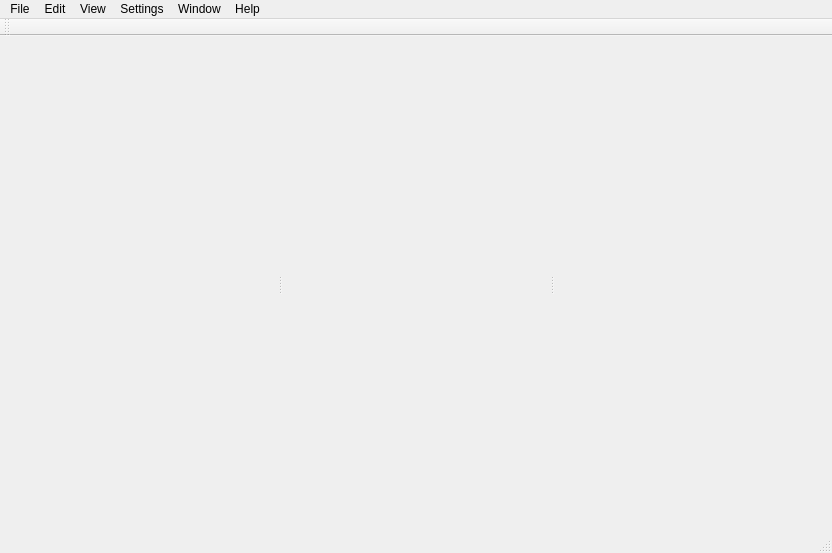
mdb42/omniverse, file src/gui/omniverse_main.ui: the form before one commit.
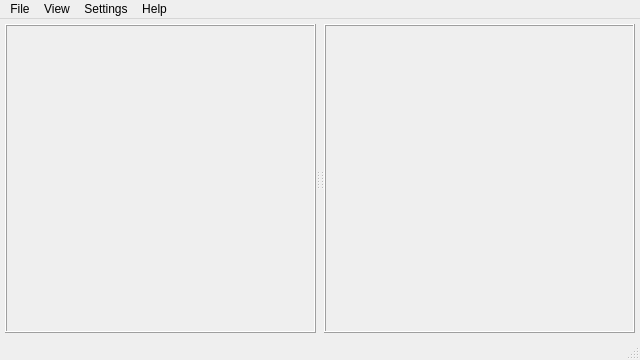
The form after the commit.

Commit message: New windows, splitters, dynamic modes, toolbars -Refactored the main program to be a single window with splitters, dynamically generated toolbars, encapsulated modes. -Small changes to preprocessing template inputs

Patch:
```diff
--- a/src/gui/omniverse_main.ui
+++ b/src/gui/omniverse_main.ui
@@ -6,99 +6,100 @@
    <rect>
     <x>0</x>
     <y>0</y>
-    <width>832</width>
-    <height>553</height>
+    <width>640</width>
+    <height>360</height>
    </rect>
   </property>
+  <property name="sizePolicy">
+   <sizepolicy hsizetype="Preferred" vsizetype="Preferred">
+    <horstretch>0</horstretch>
+    <verstretch>0</verstretch>
+   </sizepolicy>
+  </property>
   <property name="windowTitle">
    <string>MainWindow</string>
   </property>
   <widget class="QWidget" name="main_widget">
    <layout class="QGridLayout" name="gridLayout_4" columnstretch="0">
+    <property name="leftMargin">
+     <number>5</number>
+    </property>
+    <property name="topMargin">
+     <number>5</number>
+    </property>
+    <property name="rightMargin">
+     <number>5</number>
+    </property>
+    <property name="bottomMargin">
+     <number>5</number>
+    </property>
+    <property name="spacing">
+     <number>0</number>
+    </property>
     <item row="0" column="0">
      <widget class="QSplitter" name="main_splitter">
+      <property name="sizePolicy">
+       <sizepolicy hsizetype="Preferred" vsizetype="Preferred">
+        <horstretch>0</horstretch>
+        <verstretch>0</verstretch>
+       </sizepolicy>
+      </property>
       <property name="orientation">
        <enum>Qt::Horizontal</enum>
       </property>
       <widget class="QWidget" name="gridLayoutWidget">
        <layout class="QGridLayout" name="controls_layout">
+        <property name="spacing">
+         <number>0</number>
+        </property>
         <item row="0" column="0">
          <widget class="QStackedWidget" name="controls_stacked_widget">
-          <widget class="QWidget" name="presentation_controls_page">
-           <layout class="QGridLayout" name="gridLayout_6">
-            <item row="0" column="0">
-             <layout class="QGridLayout" name="presentation_controls_layout"/>
-            </item>
-           </layout>
-          </widget>
-          <widget class="QWidget" name="canvas_controls_page">
-           <layout class="QGridLayout" name="gridLayout_14">
-            <item row="0" column="0">
-             <layout class="QGridLayout" name="canvas_controls_layout"/>
-            </item>
-           </layout>
-          </widget>
-          <widget class="QWidget" name="blueprint_controls_page">
-           <layout class="QGridLayout" name="gridLayout_20">
-            <item row="0" column="0">
-             <layout class="QGridLayout" name="blueprint_controls_layout"/>
-            </item>
-           </layout>
-          </widget>
+          <property name="frameShape">
+           <enum>QFrame::Box</enum>
+          </property>
+          <property name="frameShadow">
+           <enum>QFrame::Raised</enum>
+          </property>
          </widget>
         </item>
        </layout>
       </widget>
       <widget class="QWidget" name="gridLayoutWidget_2">
        <layout class="QGridLayout" name="displays_layout">
+        <property name="spacing">
+         <number>0</number>
+        </property>
         <item row="0" column="0">
          <widget class="QStackedWidget" name="displays_stacked_widget">
-          <widget class="QWidget" name="presentation_view_page">
-           <layout class="QGridLayout" name="gridLayout_8">
-            <item row="0" column="0">
-             <layout class="QGridLayout" name="presentation_view_layout"/>
-            </item>
-           </layout>
-          </widget>
-          <widget class="QWidget" name="canvas_view_page">
-           <layout class="QGridLayout" name="gridLayout_15">
-            <item row="0" column="0">
-             <layout class="QGridLayout" name="canvas_view_layout"/>
-            </item>
-           </layout>
-          </widget>
-          <widget class="QWidget" name="blueprint_view_page">
-           <layout class="QGridLayout" name="gridLayout_21">
-            <item row="0" column="0">
-             <layout class="QGridLayout" name="blueprint_view_layout"/>
-            </item>
-           </layout>
-          </widget>
+          <property name="frameShape">
+           <enum>QFrame::NoFrame</enum>
+          </property>
+          <property name="frameShadow">
+           <enum>QFrame::Sunken</enum>
+          </property>
+          <property name="currentIndex">
+           <number>-1</number>
+          </property>
          </widget>
         </item>
        </layout>
       </widget>
       <widget class="QWidget" name="gridLayoutWidget_3">
        <layout class="QGridLayout" name="chat_layout">
+        <property name="spacing">
+         <number>0</number>
+        </property>
         <item row="0" column="0">
          <widget class="QStackedWidget" name="chat_stacked_widget">
+          <property name="frameShape">
+           <enum>QFrame::Box</enum>
+          </property>
+          <property name="frameShadow">
+           <enum>QFrame::Raised</enum>
+          </property>
           <property name="currentIndex">
            <number>1</number>
           </property>
-          <widget class="QWidget" name="chat_interface_page">
-           <layout class="QGridLayout" name="gridLayout_10">
-            <item row="0" column="0">
-             <layout class="QGridLayout" name="chat_interface_layout"/>
-            </item>
-           </layout>
-          </widget>
-          <widget class="QWidget" name="chat_test_page">
-           <layout class="QGridLayout" name="gridLayout_16">
-            <item row="0" column="0">
-             <layout class="QGridLayout" name="chat_test_layout"/>
-            </item>
-           </layout>
-          </widget>
          </widget>
         </item>
        </layout>
@@ -112,7 +113,7 @@
     <rect>
      <x>0</x>
      <y>0</y>
-     <width>832</width>
+     <width>640</width>
      <height>21</height>
     </rect>
    </property>
@@ -120,11 +121,12 @@
     <property name="title">
      <string>File</string>
     </property>
-   </widget>
-   <widget class="QMenu" name="menu_edit">
-    <property name="title">
-     <string>Edit</string>
-    </property>
+    <addaction name="action_new"/>
+    <addaction name="action_open"/>
+    <addaction name="action_recent"/>
+    <addaction name="separator"/>
+    <addaction name="action_save"/>
+    <addaction name="action_save_as"/>
    </widget>
    <widget class="QMenu" name="menu_view">
     <property name="title">
@@ -135,11 +137,7 @@
     <property name="title">
      <string>Settings</string>
     </property>
-   </widget>
-   <widget class="QMenu" name="menu_window">
-    <property name="title">
-     <string>Window</string>
-    </property>
+    <addaction name="action_dark_mode"/>
    </widget>
    <widget class="QMenu" name="menu_help">
     <property name="title">
@@ -148,24 +146,11 @@
     <addaction name="action_about"/>
    </widget>
    <addaction name="menu_file"/>
-   <addaction name="menu_edit"/>
    <addaction name="menu_view"/>
    <addaction name="menu_settings"/>
-   <addaction name="menu_window"/>
    <addaction name="menu_help"/>
   </widget>
   <widget class="QStatusBar" name="status_bar"/>
-  <widget class="QToolBar" name="tool_bar">
-   <property name="windowTitle">
-    <string>toolBar</string>
-   </property>
-   <attribute name="toolBarArea">
-    <enum>TopToolBarArea</enum>
-   </attribute>
-   <attribute name="toolBarBreak">
-    <bool>false</bool>
-   </attribute>
-  </widget>
   <action name="action_about">
    <property name="text">
     <string>About</string>
```
Left out of the diff: 55 changed lines with no effect on the pictures. The commit also changes 101 other files.
